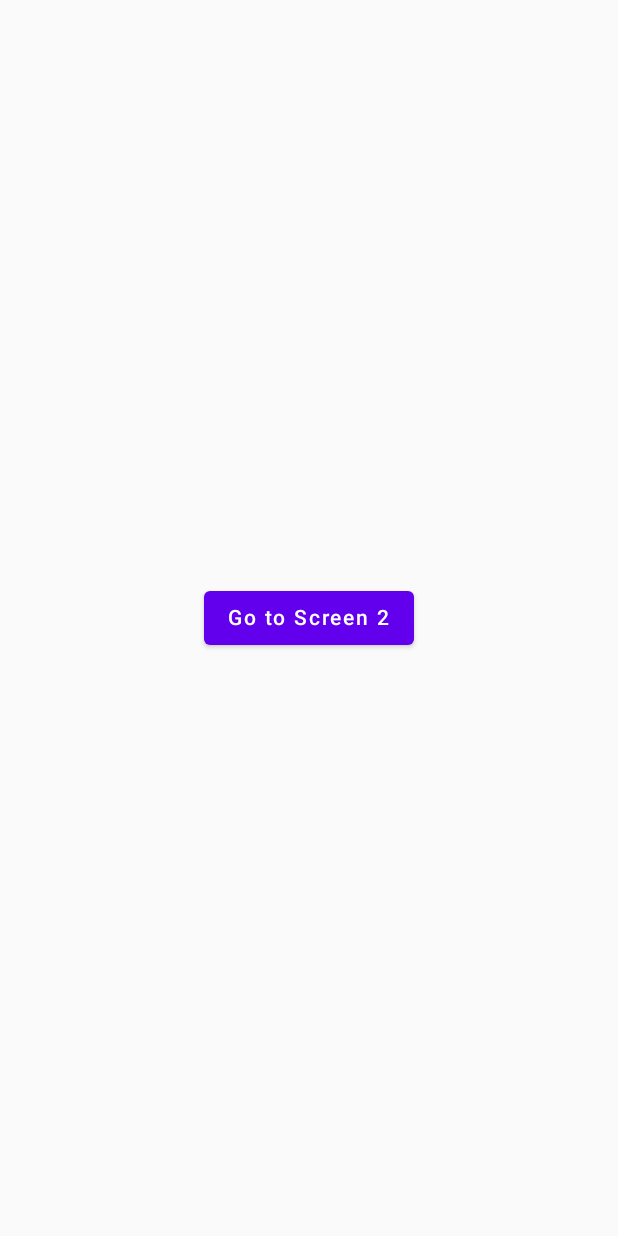
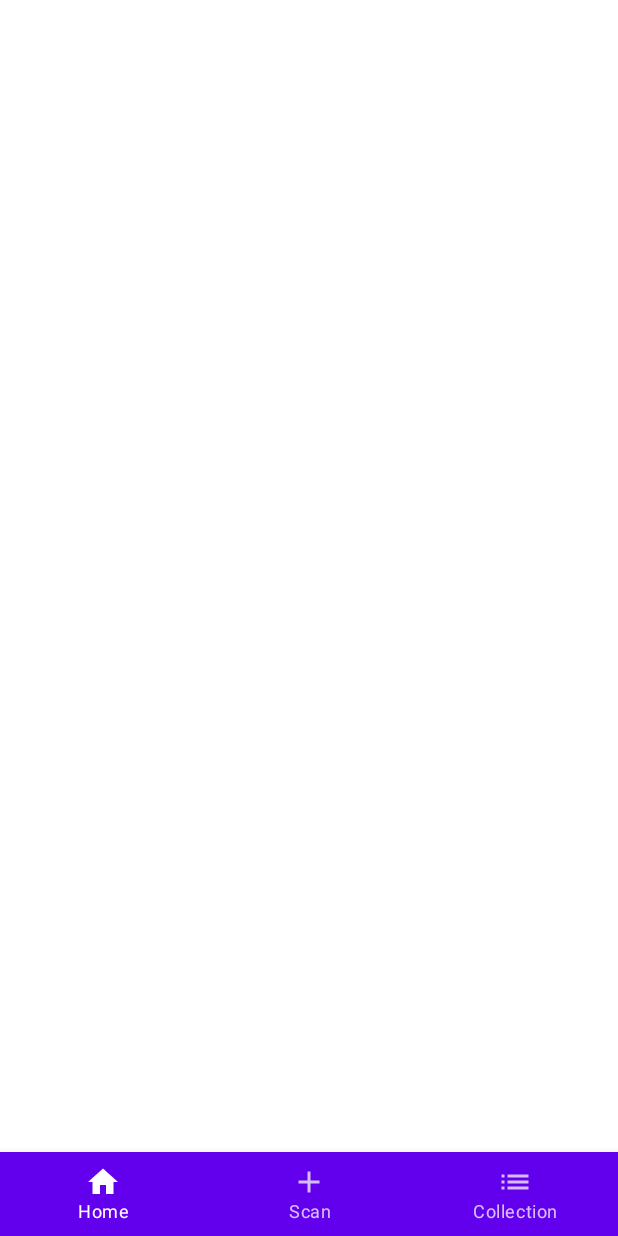
Before and after one commit to sammcmillan97/BarcodeBrawlers, an Android app built with Jetpack Compose: the screen it shows after launch (MainActivity), on a phone screen of 412 x 824 dp. Run offline under Robolectric (Android 15) with nearby library versions, the phone set to English and light mode, and no system bars; our stand-ins replace Room's generated code; libraries missing offline, so code that uses them is left out: com.google.zxing.integration; 2 statements that could not run were skipped.

Commit message:
Added scanning functionality, starting added db functionality.

```diff
--- a/app/build.gradle
+++ b/app/build.gradle
@@ -1,6 +1,7 @@
 plugins {
     id 'com.android.application'
     id 'org.jetbrains.kotlin.android'
+    id 'kotlin-kapt'
 }
 
 android {
@@ -61,4 +62,9 @@ dependencies {
     debugImplementation "androidx.compose.ui:ui-tooling:$compose_ui_version"
     debugImplementation "androidx.compose.ui:ui-test-manifest:$compose_ui_version"
     implementation "androidx.navigation:navigation-compose:2.5.0"
+    implementation 'com.journeyapps:zxing-android-embedded:4.2.0'
+    implementation("androidx.room:room-runtime:2.5.2")
+    annotationProcessor("androidx.room:room-compiler:2.5.2")
+
+    kapt "androidx.room:room-compiler:2.3.0"
 }
--- a/app/src/main/AndroidManifest.xml
+++ b/app/src/main/AndroidManifest.xml
@@ -1,7 +1,7 @@
 <?xml version="1.0" encoding="utf-8"?>
 <manifest xmlns:android="http://schemas.android.com/apk/res/android"
     xmlns:tools="http://schemas.android.com/tools">
-
+    <uses-permission android:name="android.permission.CAMERA" />
     <application
         android:allowBackup="true"
         android:dataExtractionRules="@xml/data_extraction_rules"
--- /dev/null
+++ b/app/src/main/java/com/example/barcodebrawlers/Brawler.kt
@@ -0,0 +1,23 @@
+package com.example.barcodebrawlers
+
+import com.example.barcodebrawlers.entities.BrawlerEntity
+
+class Brawler (val name: String,
+               val ID: Int,
+               val Description: String,
+               val Strength: Int,
+               val Agility: Int,
+               val Intelligence: Int) {
+    override fun toString() = name
+
+    fun toEntity(): BrawlerEntity {
+        return BrawlerEntity(
+            ID = this.ID,
+            name = this.name,
+            description = this.Description,
+            strength = this.Strength,
+            agility = this.Agility,
+            intelligence = this.Intelligence
+        )
+    }
+}
--- a/app/src/main/java/com/example/barcodebrawlers/MainActivity.kt
+++ b/app/src/main/java/com/example/barcodebrawlers/MainActivity.kt
@@ -1,71 +1,239 @@
 package com.example.barcodebrawlers
+import android.Manifest
+import android.annotation.SuppressLint
+import android.content.Intent
+import android.content.pm.PackageManager
 import android.os.Bundle
+import android.widget.Toast
 import androidx.activity.ComponentActivity
 import androidx.activity.compose.setContent
 import androidx.compose.foundation.layout.*
-import androidx.compose.material.Button
-import androidx.compose.material.Text
+import androidx.compose.material.*
+import androidx.compose.material.icons.Icons
+import androidx.compose.material.icons.filled.Add
+import androidx.compose.material.icons.filled.Home
+import androidx.compose.material.icons.filled.List
 import androidx.compose.runtime.Composable
+import androidx.compose.runtime.getValue
 import androidx.compose.ui.Alignment
 import androidx.compose.ui.Modifier
-import androidx.compose.ui.unit.dp
+import androidx.compose.ui.graphics.vector.ImageVector
+import androidx.core.app.ActivityCompat
 import androidx.navigation.NavController
+import androidx.navigation.NavGraph.Companion.findStartDestination
 import androidx.navigation.compose.NavHost
 import androidx.navigation.compose.composable
+import androidx.navigation.compose.currentBackStackEntryAsState
 import androidx.navigation.compose.rememberNavController
+import com.example.barcodebrawlers.database.AppDatabase
+import com.google.zxing.integration.android.IntentIntegrator
+import kotlinx.coroutines.Dispatchers
+import kotlinx.coroutines.GlobalScope
+import kotlinx.coroutines.launch
+import kotlinx.coroutines.withContext
+import kotlin.math.abs
+
 class MainActivity : ComponentActivity() {
+
+    private val db = AppDatabase.DatabaseProvider.getDatabase(this)
+    private val brawlers = listOf<Brawler>(
+        Brawler(
+            "Space Pirate",
+            1,
+            "A pirate roaming the vast expanse of the universe.",
+            6,
+            6,
+            6
+        ),
+        Brawler(
+            "Desert Duelist",
+            2,
+            "A swift swordfighter trained in the scorching sands.",
+            6,
+            7,
+            4
+        ),
+        Brawler(
+            "Forest Phantom",
+            3,
+            "An elusive archer who blends with the woods.",
+            5,
+            8,
+            5
+        ),
+        Brawler(
+            "Swamp Sorcerer",
+            4,
+            "A mage drawing power from marshland mysteries.",
+            4,
+            5,
+            9
+        ),
+        Brawler(
+            "Island Invader",
+            5,
+            "A warrior adept in naval combat and amphibious ambushes.",
+            7,
+            6,
+            3
+        ),
+        Brawler(
+            "Tundra Tracker",
+            6,
+            "A survivalist skilled in arctic ambushes.",
+            6,
+            7,
+            4
+        ),
+        Brawler(
+            "Canyon Crusader",
+            7,
+            "A vigilant guardian of the rocky valleys.",
+            7,
+            6,
+            5
+        ),
+        Brawler(
+            "Jungle Juggernaut",
+            8,
+            "A mighty brawler skilled in navigating dense rainforests.",
+            8,
+            5,
+            4
+        ),
+        Brawler(
+            "Plains Pathfinder",
+            9,
+            "A nimble scout known for tracking on open terrains.",
+            5,
+            8,
+            5
+        ),
+        Brawler(
+            "Cave Crawler",
+            10,
+            "A stealthy expert of subterranean combat.",
+            6,
+            7,
+            4
+        )
+    )
+
+    private companion object {
+        const val CAMERA_REQUEST_CODE = 1001
+    }
+
+    private fun hasPermissions(permissions: Array<String>): Boolean {
+        return permissions.all { checkSelfPermission(it) == PackageManager.PERMISSION_GRANTED }
+    }
+
+    fun checkAndRequestCameraPermission() {
+        val cameraPermission = arrayOf(Manifest.permission.CAMERA)
+        if (!hasPermissions(cameraPermission)) {
+            ActivityCompat.requestPermissions(this, cameraPermission, CAMERA_REQUEST_CODE)
+        } else {
+            startBarcodeScanning()
+        }
+    }
+
+    private fun startBarcodeScanning() {
+        val integrator = IntentIntegrator(this)
+        integrator.initiateScan()
+
+    }
+
+    override fun onActivityResult(requestCode: Int, resultCode: Int, data: Intent?) {
+        val scanResult = IntentIntegrator.parseActivityResult(requestCode, resultCode, data)
+        if (scanResult != null) {
+            if (scanResult.contents == null) {
+                Toast.makeText(this, "Cancelled", Toast.LENGTH_LONG).show()
+            } else {
+                val barcodeData = scanResult.contents
+                val transformedNumber = transformBarcodeToNumber(barcodeData)
+                if (transformedNumber < 11) {
+                    val brawler = brawlers[transformedNumber]
+                    val brawlerString = brawler.toString()
+                    Toast.makeText(this, "You found a $brawlerString", Toast.LENGTH_LONG).show()
+                } else {
+                    Toast.makeText(this, "No brawlers found", Toast.LENGTH_LONG).show()
+                }
+            }
+        } else {
+            super.onActivityResult(requestCode, resultCode, data)
+        }
+    }
+
+    fun transformBarcodeToNumber(barcode: String): Int {
+        val numericValue = barcode.hashCode()
+        return abs(numericValue) % 31 // This ensures the number is between 0 and 30, inclusive
+    }
+
+
     override fun onCreate(savedInstanceState: Bundle?) {
         super.onCreate(savedInstanceState)
         setContent {
-            MyApp()
+            MyApp(checkAndRequestCameraPermission = ::checkAndRequestCameraPermission)
+        }
+    }
+}
+
+@SuppressLint("UnusedMaterialScaffoldPaddingParameter")
+@Composable
+fun MyApp(checkAndRequestCameraPermission: () -> Unit) {
+    val navController = rememberNavController()
+    val items = listOf(BottomNavItem.Home, BottomNavItem.Scan, BottomNavItem.Collection)
+
+    Scaffold(
+        bottomBar = {
+            BottomNavigation {
+                val currentRoute = currentRoute(navController)
+                items.forEach { item ->
+                    BottomNavigationItem(
+                        icon = { Icon(item.icon, contentDescription = item.label) },
+                        label = { Text(item.label) },
+                        selected = currentRoute == item.route,
+                        onClick = {
+                            navController.navigate(item.route) {
+                                // Prevent multiple copies of the same destination
+                                popUpTo(navController.graph.findStartDestination().id) {
+                                    saveState = true
+                                }
+                                launchSingleTop = true
+                                restoreState = true
+                            }
+                        }
+                    )
+                }
+            }
+        }
+    ) {
+        NavHost(navController, startDestination = BottomNavItem.Home.route) {
+            composable(BottomNavItem.Home.route) { Home(navController) }
+            composable(BottomNavItem.Scan.route) { Scan(navController, onScanClick = checkAndRequestCameraPermission) }
+            composable(BottomNavItem.Collection.route) { Collection(navController) }
         }
     }
 }
 
 @Composable
-fun MyApp() {
-    val navController = rememberNavController()
+fun currentRoute(navController: NavController): String? {
+    val navBackStackEntry by navController.currentBackStackEntryAsState()
+    return navBackStackEntry?.destination?.route
+}
 
-    NavHost(navController, startDestination = "screen1") {
-        composable("screen1") { Screen1(navController) }
-        composable("screen2") { Screen2(navController) }
-        composable("screen3") { Screen3(navController) }
-    }
+
+sealed class BottomNavItem(val route: String, val label: String, val icon: ImageVector) {
+    object Home : BottomNavItem("home", "Home", Icons.Default.Home)
+    object Scan : BottomNavItem("scan", "Scan", Icons.Default.Add)
+    object Collection : BottomNavItem("collection", "Collection", Icons.Default.List)
 }
 
 @Composable
-fun Screen1(navController: NavController) {
+fun Home(navController: NavController) {
     Column(
         modifier = Modifier.fillMaxSize(),
         verticalArrangement = Arrangement.Center,
         horizontalAlignment = Alignment.CenterHorizontally
     ) {
-        Button(onClick = { navController.navigate("screen2") }) {
-            Text(text = "Go to Screen 2")
-        }
     }
 }
-
-@Composable
-fun Screen2(navController: NavController) {
-    // Similar to Screen1 but with options to navigate to Screen1 and Screen3
-    Column(
-        modifier = Modifier.fillMaxSize(),
-        verticalArrangement = Arrangement.Center,
-        horizontalAlignment = Alignment.CenterHorizontally
-    ) {
-        Button(onClick = { navController.navigate("screen1") }) {
-            Text(text = "Go to Screen 1")
-        }
-        Spacer(modifier = Modifier.height(16.dp))
-        Button(onClick = { navController.navigate("screen3") }) {
-            Text(text = "Go to Screen 3")
-        }
-    }
-}
-
-@Composable
-fun Screen3(navController: NavController) {
-    // Similar to Screen2 but with options to navigate to Screen1 and Screen2
-    // ...
-}
--- /dev/null
+++ b/app/src/main/java/com/example/barcodebrawlers/dao/BrawlerDao.kt
@@ -0,0 +1,20 @@
+package com.example.barcodebrawlers.dao
+
+import androidx.room.Dao
+import androidx.room.Insert
+import androidx.room.OnConflictStrategy
+import androidx.room.Query
+import com.example.barcodebrawlers.entities.BrawlerEntity
+
+@Dao
+interface BrawlerDao {
+
+    @Query("SELECT * FROM brawlers")
+    fun getAllBrawlers(): List<BrawlerEntity>
+
+    @Insert(onConflict = OnConflictStrategy.REPLACE)
+    fun insert(brawler: BrawlerEntity)
+
+    @Query("DELETE FROM brawlers WHERE ID = :id")
+    fun delete(id: Int)
+}
--- /dev/null
+++ b/app/src/main/java/com/example/barcodebrawlers/database/AppDatabase.kt
@@ -0,0 +1,30 @@
+package com.example.barcodebrawlers.database
+
+import android.content.Context
+import androidx.room.Database
+import androidx.room.Room
+import androidx.room.RoomDatabase
+import com.example.barcodebrawlers.dao.BrawlerDao
+import com.example.barcodebrawlers.entities.BrawlerEntity
+
+@Database(entities = [BrawlerEntity::class], version = 1)
+abstract class AppDatabase : RoomDatabase() {
+
+    abstract fun brawlerDao(): BrawlerDao
+
+    object DatabaseProvider {
+        private var database: AppDatabase? = null
+
+        fun getDatabase(context: Context): AppDatabase {
+            if (database == null) {
+                database = Room.databaseBuilder(
+                    context.applicationContext,
+                    AppDatabase::class.java, "brawler-database"
+                )
+                    .allowMainThreadQueries()
+                    .build()
+            }
+            return database!!
+        }
+    }
+}
```
Also changed, not shown: app/src/main/java/com/example/barcodebrawlers/Collection.kt (added, +20 -0 lines), app/src/main/java/com/example/barcodebrawlers/Scanner.kt (added, +26 -0 lines), app/src/main/java/com/example/barcodebrawlers/entities/BrawlerEntity.kt (added, +14 -0 lines).
